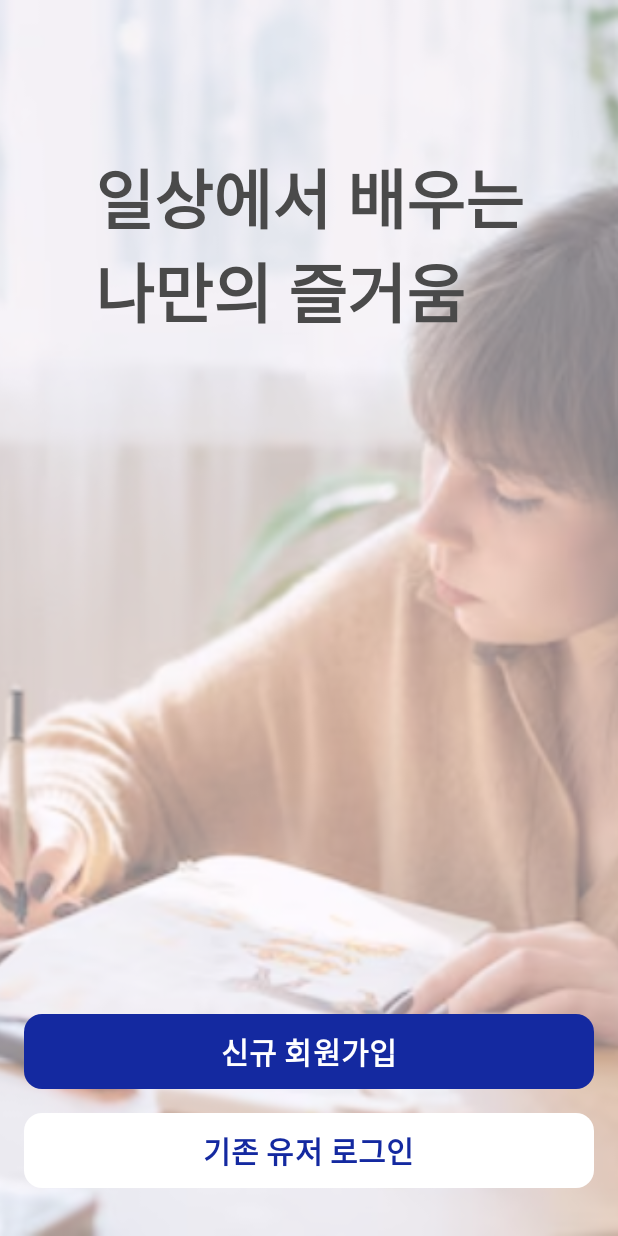
After one commit to NurungjiBurger/PaceMaker, an Android app built with Jetpack Compose: the composable EntryScreen shown on its own in the app's theme, on a phone screen of 412 x 824 dp. The commit adds this screen. Run offline under Robolectric (Android 15) with nearby library versions, the phone set to English and light mode, and no system bars; our stand-ins replace Dagger/Hilt's generated code, constraintlayout-compose; 1 statement that could not run was skipped.

Commit message:
[#5] Boot UI 추가

```diff
--- a/app/src/main/AndroidManifest.xml
+++ b/app/src/main/AndroidManifest.xml
@@ -15,7 +15,7 @@
         tools:targetApi="31">
 
         <!-- MainActivity를 기본 액티비티로 설정 -->
-        <activity android:name=".ui.activity.sign.SignUpActivity"
+        <activity android:name=".ui.activity.signin.SignInActivity"
             android:exported="true">
             <intent-filter>
                 <action android:name="android.intent.action.MAIN" />
--- a/app/src/main/java/com/maker/pacemaker/ui/activity/signin/SignInActivity.kt
+++ b/app/src/main/java/com/maker/pacemaker/ui/activity/signin/SignInActivity.kt
@@ -16,7 +16,7 @@ import com.maker.pacemaker.ui.viewmodel.signin.SignInBaseViewModel
 import com.maker.pacemaker.ui.viewmodel.signin.details.SignInScreenViewModel
 
 
-class SignUpActivity : BaseActivity() {
+class SignInActivity : BaseActivity() {
 
     private lateinit var signInViewModel : SignInBaseViewModel
 
@@ -25,7 +25,7 @@ class SignUpActivity : BaseActivity() {
     override fun onCreate(savedInstanceState: Bundle?) {
         super.onCreate(savedInstanceState)
 
-        var signinViewModel = ViewModelProvider(this).get(SignInBaseViewModel::class.java)
+        var signInViewModel = ViewModelProvider(this).get(SignInBaseViewModel::class.java)
 
         setContent {
             // rememberNavController는 @Composable 함수이므로 여기서 호출해야 합니다.
--- a/app/src/main/java/com/maker/pacemaker/ui/screen/boot/EntrtyScreen.kt
+++ /dev/null
@@ -1 +0,0 @@
-package com.maker.pacemaker.ui.screen.boot
--- /dev/null
+++ b/app/src/main/java/com/maker/pacemaker/ui/screen/boot/EntryScreen.kt
@@ -0,0 +1,127 @@
+package com.maker.pacemaker.ui.screen.boot
+
+import androidx.compose.foundation.Image
+import androidx.compose.foundation.background
+import androidx.compose.foundation.layout.*
+import androidx.compose.foundation.shape.RoundedCornerShape
+import androidx.compose.material3.Button
+import androidx.compose.material3.ButtonDefaults
+import androidx.compose.material3.Text
+import androidx.compose.runtime.Composable
+import androidx.compose.ui.Alignment
+import androidx.compose.ui.Modifier
+import androidx.compose.ui.graphics.Color
+import androidx.compose.ui.graphics.graphicsLayer
+import androidx.compose.ui.layout.ContentScale
+import androidx.compose.ui.res.painterResource
+import androidx.compose.ui.text.font.FontWeight
+import androidx.compose.ui.tooling.preview.Preview
+import androidx.compose.ui.unit.dp
+import androidx.compose.ui.unit.sp
+import androidx.constraintlayout.compose.ConstraintLayout
+import com.maker.pacemaker.R
+import com.maker.pacemaker.data.model.test.DummyBaseViewModel
+import com.maker.pacemaker.data.model.test.DummyBootBaseViewModel
+import com.maker.pacemaker.data.model.test.DummyEntryScreenViewModel
+import com.maker.pacemaker.ui.viewmodel.BaseViewModel
+import com.maker.pacemaker.ui.viewmodel.boot.BootBaseViewModel
+import com.maker.pacemaker.ui.viewmodel.boot.details.EntryScreenViewModel
+
+@Composable
+fun EntryScreen(baseViewModel: BaseViewModel, mainViewModel: BootBaseViewModel, viewModel: EntryScreenViewModel) {
+    Box(modifier = Modifier.fillMaxSize()) {
+        // 배경 이미지
+        Image(
+            painter = painterResource(id = R.drawable.study), // 배경 이미지 리소스 ID
+            contentDescription = null,
+            modifier = Modifier
+                .fillMaxSize()
+                .graphicsLayer(alpha = 0.5f), // 50% 투명도 설정
+            contentScale = ContentScale.Crop // 이미지가 부모의 크기에 맞게 잘림
+        )
+
+        // 텍스트 및 버튼 배치
+        ConstraintLayout(
+            modifier = Modifier.fillMaxSize()
+        ) {
+            val (titleText, subtitleText, signUpButton, loginButton) = createRefs()
+
+            // 제목 텍스트
+            Text(
+                text = "일상에서 배우는\n나만의 즐거움",
+                fontSize = 43.sp,
+                fontWeight = FontWeight.Bold,
+                color = Color(0xFF4A4A4A),
+                modifier = Modifier
+                    .constrainAs(titleText) {
+                        top.linkTo(parent.top, margin = 100.dp)
+                        start.linkTo(parent.start) // 왼쪽 마진 제거
+                        end.linkTo(parent.end, margin = 0.dp) // 오른쪽 마진을 0으로 설정
+                    }
+            )
+
+
+
+            Button(
+                onClick = { /* TODO: 신규 회원가입 동작 */ },
+                modifier = Modifier
+                    .constrainAs(signUpButton) {
+                        bottom.linkTo(loginButton.top, margin = 16.dp) // 기존 유저 로그인 버튼 위에 위치
+                        start.linkTo(parent.start, margin = 16.dp)
+                        end.linkTo(parent.end, margin = 16.dp)
+                    }
+                    .fillMaxWidth()
+                    .padding(horizontal = 16.dp) // 좌우에 16dp 패딩 추가
+                    .height(50.dp), // 버튼 높이 설정
+                colors = ButtonDefaults.buttonColors(
+                    containerColor = Color(0xFF1429A0) // 파란색 배경
+                ),
+                shape = RoundedCornerShape(12.dp) // 버튼 모서리 둥글게
+            ) {
+                Text(
+                    text = "신규 회원가입",
+                    color = Color.White,
+                    fontWeight = FontWeight.Bold, // 텍스트를 볼드체로 설정
+                    fontSize = 20.sp // 폰트 사이즈 설정
+                )
+            }
+
+// 기존 유저 로그인 버튼
+            Button(
+                onClick = { /* TODO: 기존 유저 로그인 동작 */ },
+                modifier = Modifier
+                    .constrainAs(loginButton) {
+                        bottom.linkTo(parent.bottom, margin = 32.dp) // 화면 하단에서 32dp 위에 위치
+                        start.linkTo(parent.start, margin = 16.dp)
+                        end.linkTo(parent.end, margin = 16.dp)
+                    }
+                    .fillMaxWidth()
+                    .padding(horizontal = 16.dp) // 좌우에 16dp 패딩 추가
+                    .height(50.dp), // 버튼 높이 설정
+                colors = ButtonDefaults.buttonColors(
+                    containerColor = Color.White
+                ),
+                shape = RoundedCornerShape(12.dp) // 버튼 모서리 둥글게
+            ) {
+                Text(
+                    text = "기존 유저 로그인",
+                    color = Color(0xFF1429A0),
+                    fontWeight = FontWeight.Bold, // 텍스트를 볼드체로 설정
+                    fontSize = 20.sp // 폰트 사이즈 설정
+                )
+            }
+
+
+        }
+    }
+}
+
+@Preview(showBackground = true)
+@Composable
+fun EntryScreenPreview() {
+    val baseViewModel = DummyBaseViewModel()
+    val entryScreenViewModel = DummyEntryScreenViewModel()
+    val bootViewModel = DummyBootBaseViewModel()
+
+    EntryScreen(baseViewModel, bootViewModel, entryScreenViewModel)
+}
--- /dev/null
+++ b/app/src/main/java/com/maker/pacemaker/ui/screen/signin/LoadInScreen.kt
@@ -0,0 +1,4 @@
+package com.maker.pacemaker.ui.screen.signin
+
+class LoadInScreen {
+}
--- /dev/null
+++ b/app/src/main/java/com/maker/pacemaker/ui/viewmodel/boot/BootBaseViewModel.kt
@@ -0,0 +1,6 @@
+package com.maker.pacemaker.ui.viewmodel.boot
+
+import com.maker.pacemaker.ui.viewmodel.BaseViewModel
+
+open class BootBaseViewModel : BaseViewModel() {
+}
--- /dev/null
+++ b/app/src/main/java/com/maker/pacemaker/ui/viewmodel/boot/details/EntryScreenViewModel.kt
@@ -0,0 +1,10 @@
+package com.maker.pacemaker.ui.viewmodel.boot.details
+
+import com.maker.pacemaker.ui.viewmodel.boot.BootBaseViewModel
+import dagger.hilt.android.lifecycle.HiltViewModel
+import javax.inject.Inject
+
+@HiltViewModel
+open class EntryScreenViewModel @Inject constructor() : BootBaseViewModel() {
+
+}
```
Also changed, not shown: app/src/main/java/com/maker/pacemaker/data/model/test/PreviewTest.kt (+20 -0 lines), app/src/main/java/com/maker/pacemaker/ui/activity/boot/BootActivity.kt (added, +72 -0 lines), app/src/main/java/com/maker/pacemaker/ui/screen/boot/BootScreen.kt (+108 -1 lines), app/src/main/java/com/maker/pacemaker/ui/screen/sign/LoadScreen.kt (+6 -9 lines), app/src/main/java/com/maker/pacemaker/ui/screen/signin/LogInScreen.kt (+2 -7 lines), app/src/main/java/com/maker/pacemaker/ui/viewmodel/boot/details/BootScreenViewModel.kt (added, +10 -0 lines), app/src/main/java/com/maker/pacemaker/ui/viewmodel/sign/details/LoadScreenViewModel.kt (added, +7 -0 lines), app/src/main/java/com/maker/pacemaker/ui/viewmodel/signin/details/SignInScreenViewModel.kt (+25 -3 lines), app/src/main/res/drawable/study.png (added), app/src/main/res/drawable/templogo.png (added).
